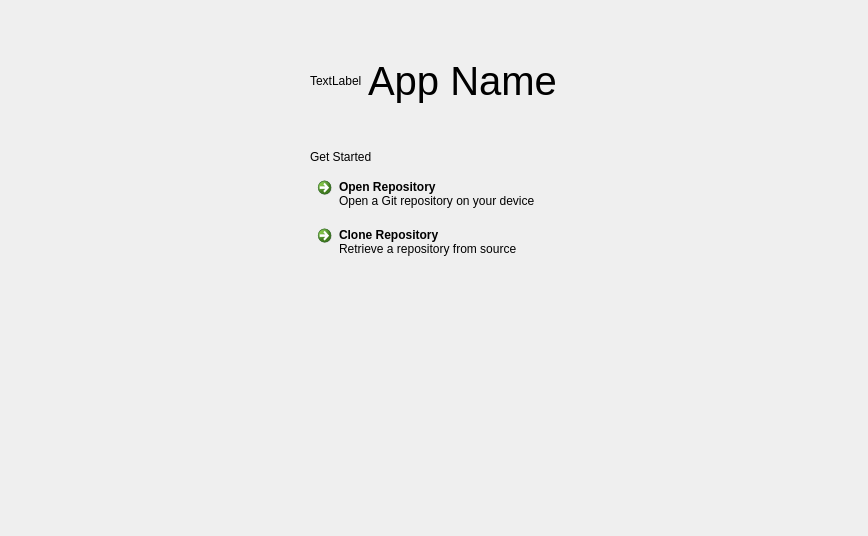
Before: the Qt Designer form application/landingpage.ui in theCheeseboard/theBranch, drawn with Qt 5.
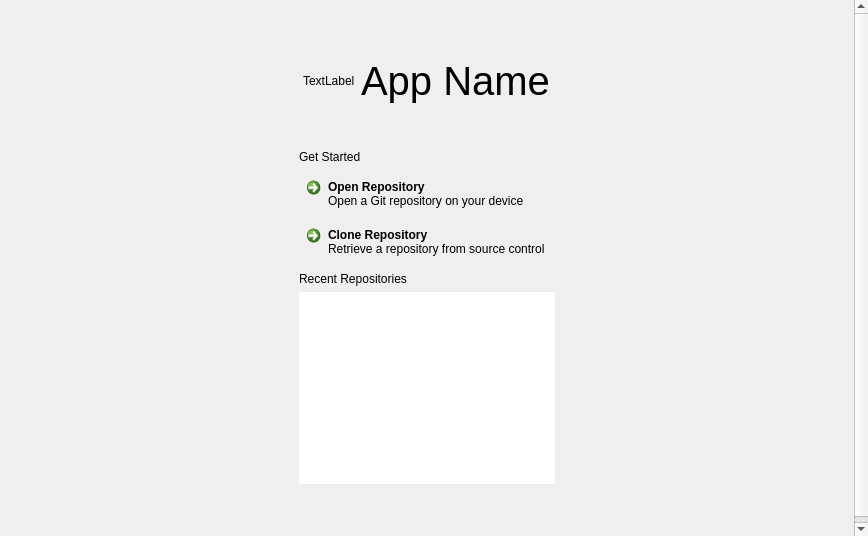
After: the same form once the commit is applied. Custom widgets are drawn as their Qt base class.

Commit message: Use tRecentsList

Diff of the .ui file:
```diff
--- a/application/landingpage.ui
+++ b/application/landingpage.ui
@@ -43,7 +43,7 @@
         <x>0</x>
         <y>0</y>
         <width>868</width>
-        <height>536</height>
+        <height>570</height>
        </rect>
       </property>
       <layout class="QVBoxLayout" name="verticalLayout_3">
@@ -165,6 +165,20 @@
             </item>
            </layout>
           </item>
+          <item>
+           <widget class="tSubtitleLabel" name="subtitleLabel">
+            <property name="text">
+             <string>Recent Repositories</string>
+            </property>
+           </widget>
+          </item>
+          <item>
+           <widget class="QListView" name="recentsList">
+            <property name="frameShape">
+             <enum>QFrame::NoFrame</enum>
+            </property>
+           </widget>
+          </item>
          </layout>
         </widget>
        </item>
```
The commit also changes 5 other files.
